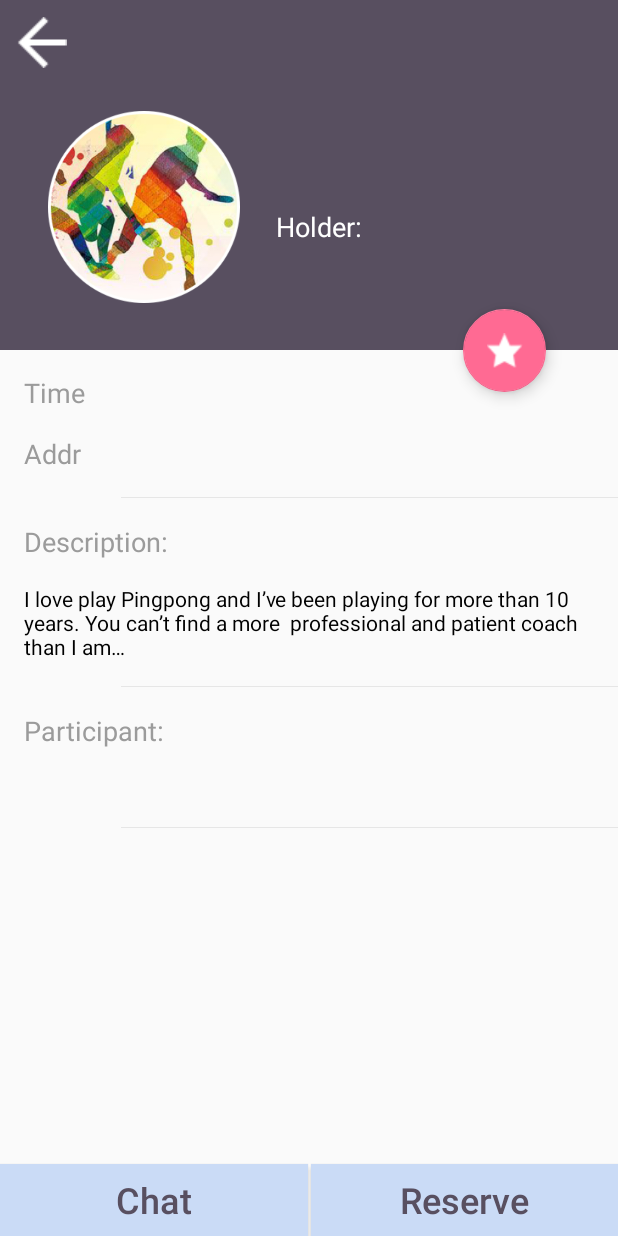
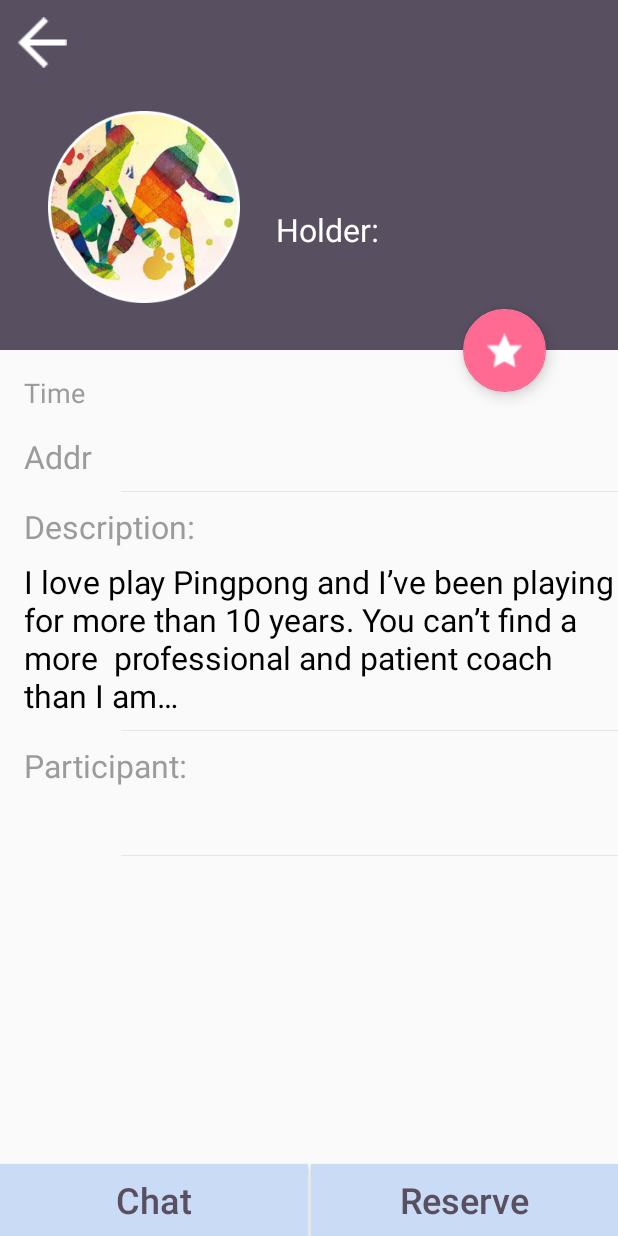
Before and after one commit to Willqiangyw/Pingterest, an Android app: the EventInfoActivity screen opened directly, with no data from a screen before it, on a phone screen of 412 x 824 dp. Run offline under Robolectric (Android 15) with nearby library versions, the phone set to English and light mode, and no system bars; our stand-ins replace Firebase (no records; nobody signed in at launch, a user with empty details on screens opened directly); Roboto replaces fonts that are not available here; 7 statements that could not run were skipped.

Commit message:
finished equipment info pagee, minor fixes for UI design

```diff
--- a/app/src/main/java/com/example/yunweiqiang/pingterest/SearchActivity.java
+++ b/app/src/main/java/com/example/yunweiqiang/pingterest/SearchActivity.java
@@ -49,7 +49,8 @@ public class SearchActivity extends AppCompatActivity {
 //        equipmentItem.add("Supplements");
 //        equipmentItem.add("Desk");
 
-        Query query = mDatabase.orderByKey().startAt("Table").endAt("Table"+"\uf8ff")
+        Query query = mDatabase.orderByKey()
+//                .startAt("Table").endAt("Table"+"\uf8ff")
                 .limitToLast(50);
 
         FirebaseListOptions<EquipmentInformation> options = new FirebaseListOptions.Builder<EquipmentInformation>()
@@ -65,7 +66,7 @@ public class SearchActivity extends AppCompatActivity {
                 TextView equipmentKey = v.findViewById(R.id.textViewKeyInfo);
                 equipmentKey.setText(model.getKey());
                 TextView equipmentPrice = v.findViewById(R.id.textViewPrice);
-                equipmentPrice.setText(model.getItemPrice());
+                equipmentPrice.setText(model.getNewPrice());
 //                ImageView image = v.findViewById(R.id.imageViewEquipment);
 //                image.setImageURI();
                 if(!equipmentItem.contains(model.getKey()))
--- a/app/src/main/res/layout/activity_event_info.xml
+++ b/app/src/main/res/layout/activity_event_info.xml
@@ -65,7 +65,7 @@
             android:layout_marginTop="8dp"
             android:text="GT PingPong"
             android:textColor="@color/white"
-            android:textSize="24sp"
+            android:textSize="30sp"
             android:textStyle="bold"
             app:layout_constraintStart_toEndOf="@+id/imageViewEvent"
             app:layout_constraintTop_toTopOf="@+id/imageViewEvent" />
@@ -74,10 +74,10 @@
             android:id="@+id/textViewEventHolder"
             android:layout_width="wrap_content"
             android:layout_height="wrap_content"
-            android:layout_marginTop="24dp"
+            android:layout_marginTop="16dp"
             android:text="Holder:"
             android:textColor="@color/white"
-            android:textSize="18sp"
+            android:textSize="21sp"
             app:layout_constraintStart_toStartOf="@+id/textViewEventName"
             app:layout_constraintTop_toBottomOf="@+id/textViewEventName" />
 
@@ -88,7 +88,7 @@
             android:layout_marginTop="4dp"
             android:text="Will Qiang"
             android:textColor="@color/white"
-            android:textSize="18sp"
+            android:textSize="21sp"
             app:layout_constraintStart_toStartOf="@+id/textViewEventHolder"
             app:layout_constraintTop_toBottomOf="@+id/textViewEventHolder" />
 
@@ -114,7 +114,7 @@
         android:layout_marginStart="24dp"
         android:text="04/01/2018 2:00PM"
         android:textColor="@color/black"
-        android:textSize="18sp"
+        android:textSize="21sp"
         app:layout_constraintBottom_toBottomOf="@+id/textViewEventTime"
         app:layout_constraintStart_toEndOf="@+id/textViewEventTime"
         app:layout_constraintTop_toTopOf="@+id/textViewEventTime" />
@@ -125,7 +125,7 @@
         android:layout_height="wrap_content"
         android:text="Gatech Main Campus \n Altanta, GA, 30332"
         android:textColor="@color/black"
-        android:textSize="18sp"
+        android:textSize="21sp"
         app:layout_constraintBaseline_toBaselineOf="@+id/textViewEventAddr2"
         app:layout_constraintStart_toStartOf="@+id/textViewEventTime2" />
 
@@ -136,7 +136,7 @@
         android:layout_marginTop="16dp"
         android:text="Addr"
         android:textColor="@color/singleItemDescription"
-        android:textSize="18sp"
+        android:textSize="21sp"
         app:layout_constraintStart_toStartOf="@+id/textViewEventTime"
         app:layout_constraintTop_toBottomOf="@+id/textViewEventTime" />
 
@@ -144,7 +144,7 @@
         android:id="@+id/imageViewEvent4"
         android:layout_width="0dp"
         android:layout_height="wrap_content"
-        android:layout_marginTop="16dp"
+        android:layout_marginTop="8dp"
         app:layout_constraintEnd_toEndOf="parent"
         app:layout_constraintStart_toStartOf="@+id/textViewEventAddr"
         app:layout_constraintTop_toBottomOf="@+id/textViewEventAddr"
@@ -154,10 +154,10 @@
         android:id="@+id/textViewEventDesc"
         android:layout_width="wrap_content"
         android:layout_height="wrap_content"
-        android:layout_marginTop="16dp"
+        android:layout_marginTop="8dp"
         android:text="Description:"
         android:textColor="@color/singleItemDescription"
-        android:textSize="18sp"
+        android:textSize="21sp"
         app:layout_constraintStart_toStartOf="@+id/textViewEventAddr2"
         app:layout_constraintTop_toBottomOf="@+id/imageViewEvent4" />
 
@@ -165,9 +165,10 @@
         android:id="@+id/textViewEventDesc2"
         android:layout_width="0dp"
         android:layout_height="wrap_content"
-        android:layout_marginTop="16dp"
+        android:layout_marginTop="8dp"
         android:text="I love play Pingpong and I’ve been playing for more than 10 years. You can’t find a more  professional and patient coach than I am…"
         android:textColor="@color/black"
+        android:textSize="21sp"
         app:layout_constraintEnd_toEndOf="parent"
         app:layout_constraintStart_toStartOf="@+id/textViewEventDesc"
         app:layout_constraintTop_toBottomOf="@+id/textViewEventDesc" />
@@ -176,7 +177,7 @@
         android:id="@+id/imageViewEvent5"
         android:layout_width="0dp"
         android:layout_height="wrap_content"
-        android:layout_marginTop="16dp"
+        android:layout_marginTop="8dp"
         app:layout_constraintEnd_toEndOf="parent"
         app:layout_constraintHorizontal_bias="0.0"
         app:layout_constraintStart_toStartOf="@+id/textViewEventAddr"
@@ -187,10 +188,10 @@
         android:id="@+id/textViewEventParticipant"
         android:layout_width="wrap_content"
         android:layout_height="wrap_content"
-        android:layout_marginTop="16dp"
+        android:layout_marginTop="8dp"
         android:text="Participant:"
         android:textColor="@color/singleItemDescription"
-        android:textSize="18sp"
+        android:textSize="21sp"
         app:layout_constraintStart_toStartOf="@+id/textViewEventAddr2"
         app:layout_constraintTop_toBottomOf="@+id/imageViewEvent5" />
 
@@ -198,10 +199,12 @@
         android:id="@+id/textViewEventParticipant2"
         android:layout_width="0dp"
         android:layout_height="wrap_content"
-        android:layout_marginTop="16dp"
+        android:layout_marginTop="8dp"
         android:text="Someone Else"
         android:textColor="@color/black"
+        android:textSize="21sp"
         app:layout_constraintEnd_toEndOf="parent"
+        app:layout_constraintHorizontal_bias="0.4"
         app:layout_constraintStart_toStartOf="@+id/textViewEventParticipant"
         app:layout_constraintTop_toBottomOf="@+id/textViewEventParticipant" />
 
@@ -209,7 +212,7 @@
         android:id="@+id/imageViewEvent6"
         android:layout_width="0dp"
         android:layout_height="wrap_content"
-        android:layout_marginTop="16dp"
+        android:layout_marginTop="8dp"
         app:layout_constraintEnd_toEndOf="parent"
         app:layout_constraintHorizontal_bias="0.0"
         app:layout_constraintStart_toStartOf="@+id/textViewEventAddr"
--- a/app/src/main/res/layout/single_equipment_layout.xml
+++ b/app/src/main/res/layout/single_equipment_layout.xml
@@ -17,7 +17,7 @@
         android:padding="2dp"
         android:text="Tiffany Ping Pong Paddle"
         android:textColor="@color/singleItemTitle"
-        android:textSize="16sp"
+        android:textSize="18sp"
         android:textStyle="bold"
         app:layout_constraintStart_toEndOf="@+id/imageViewEquipment"
         app:layout_constraintTop_toTopOf="@+id/imageViewEquipment" />
--- a/app/src/main/res/layout/single_user_layout.xml
+++ b/app/src/main/res/layout/single_user_layout.xml
@@ -14,9 +14,9 @@
         android:layout_marginStart="10dp"
         android:layout_marginTop="2dp"
         android:layout_weight="1"
-        android:padding="2dp"
         android:text="Yunwei Qiang"
         android:textColor="@color/singleItemTitle"
+        android:textSize="18sp"
         android:textStyle="bold"
         app:layout_constraintStart_toEndOf="@+id/imageViewAvatar"
         app:layout_constraintTop_toTopOf="@+id/imageViewAvatar" />
@@ -80,6 +80,7 @@
         android:layout_height="wrap_content"
         android:text="Rate: 4.8"
         android:textColor="@color/singleItemTitle"
+        android:textSize="18sp"
         android:textStyle="bold"
         app:layout_constraintBottom_toBottomOf="@+id/textViewUserInfo"
         app:layout_constraintEnd_toEndOf="@+id/textViewSingleUserLocation"
```
Also changed, not shown: app/src/main/java/com/example/yunweiqiang/pingterest/EquipmentInfo.java (+79 -28 lines), app/src/main/java/com/example/yunweiqiang/pingterest/EquipmentInformation.java (+17 -16 lines), app/src/main/res/layout/activity_check_others_information.xml (+10 -9 lines), app/src/main/res/layout/activity_equipment_info.xml (+9 -7 lines), app/src/main/res/layout/activity_me.xml (+11 -10 lines), app/src/main/res/layout/single_event_layout.xml (+5 -2 lines).
